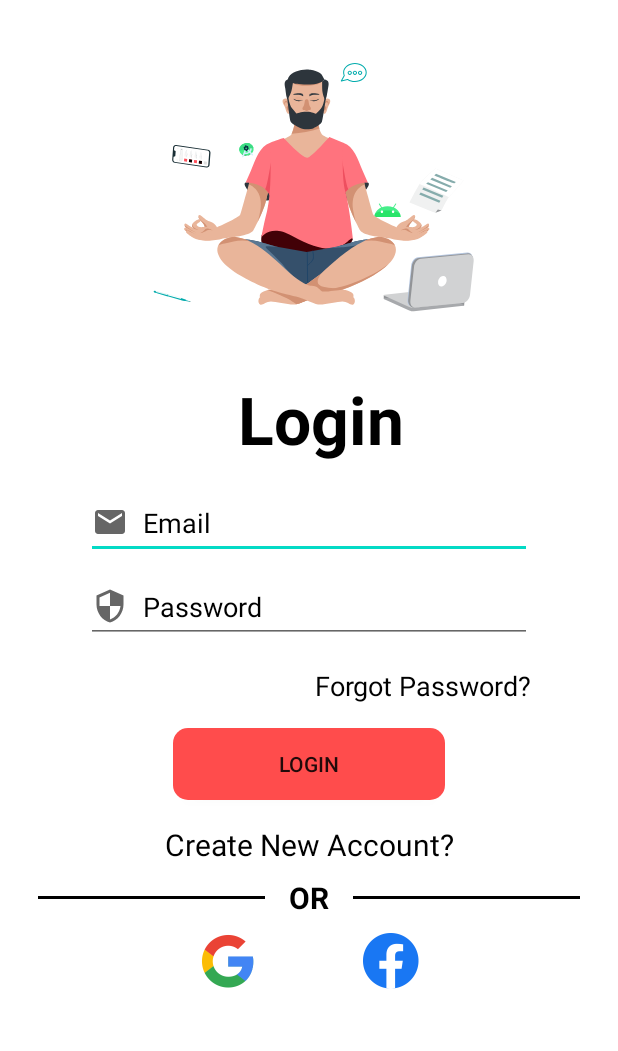
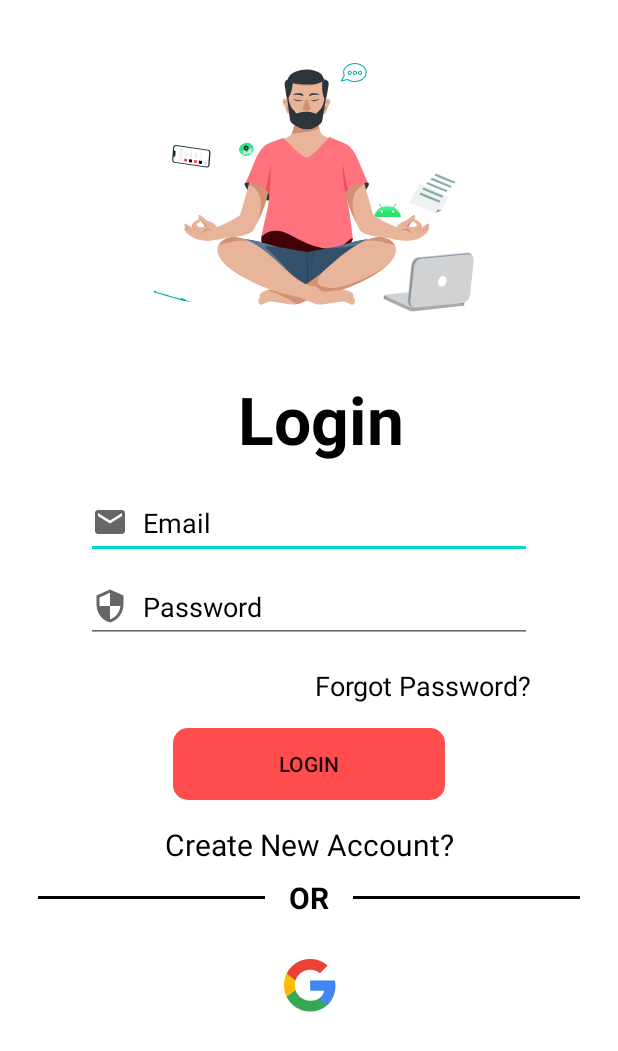
Before and after one commit to Srujangv05/Beast-Fitness, an Android app: the LoginActivity screen opened directly, with no data from a screen before it, on a phone screen of 412 x 824 dp. Shown: the top 1051 px of the screen. Run offline under Robolectric (Android 15) with nearby library versions, the phone set to English and light mode, and no system bars; our stand-ins replace Firebase (no records; nobody signed in at launch, a user with empty details on screens opened directly); Roboto replaces fonts that are not available here.

Commit message:
facebook removed

```diff
--- a/app/src/main/res/layout/activity_login.xml
+++ b/app/src/main/res/layout/activity_login.xml
@@ -164,26 +164,13 @@
                 android:id="@+id/btnGoogle"
                 android:layout_width="50dp"
                 android:layout_height="50dp"
-                android:layout_marginStart="101dp"
-                android:layout_marginTop="16dp"
+                android:layout_marginTop="32dp"
                 android:layout_marginBottom="16dp"
                 app:layout_constraintBottom_toBottomOf="parent"
+                app:layout_constraintEnd_toEndOf="parent"
                 app:layout_constraintStart_toStartOf="parent"
                 app:layout_constraintTop_toBottomOf="@+id/view1"
                 app:srcCompat="@drawable/google_logo"
-                tools:ignore="MissingConstraints" />
-
-            <ImageView
-                android:id="@+id/btnFacebook"
-                android:layout_width="50dp"
-                android:layout_height="50dp"
-                android:layout_marginTop="16dp"
-                android:layout_marginEnd="101dp"
-                android:layout_marginBottom="16dp"
-                app:layout_constraintBottom_toBottomOf="parent"
-                app:layout_constraintEnd_toEndOf="parent"
-                app:layout_constraintTop_toBottomOf="@+id/view"
-                app:srcCompat="@drawable/facebook_logo"
                 tools:ignore="MissingConstraints" />
 
         </androidx.constraintlayout.widget.ConstraintLayout>
```
